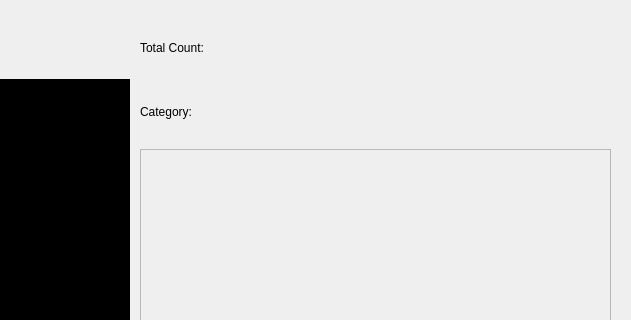
Before: the Qt Designer form gui/static/main_category.ui in wnstjr9711/yolov5-deepsort, drawn with Qt 5; both pictures show x 369 to 1000 and y 0 to 320 of the 1000 by 1000 pixel window.
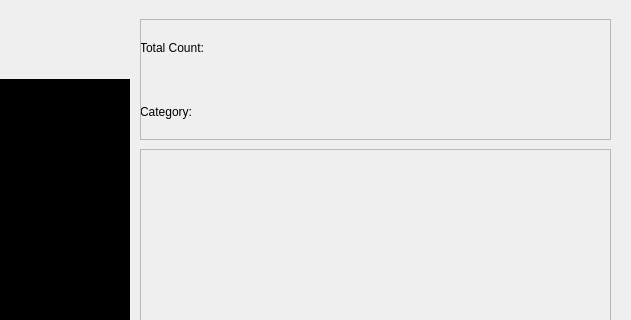
After: the same form once the commit is applied. Icons and pictures are not drawn.

Commit message: yolov5 object detection & deepsort tracking V2.6(Error removed)

The edit to the form file:
```diff
--- a/gui/static/main_category.ui
+++ b/gui/static/main_category.ui
@@ -197,6 +197,22 @@
         </item>
        </layout>
       </widget>
+      <widget class="QFrame" name="frame">
+       <property name="geometry">
+        <rect>
+         <x>500</x>
+         <y>10</y>
+         <width>471</width>
+         <height>121</height>
+        </rect>
+       </property>
+       <property name="frameShape">
+        <enum>QFrame::StyledPanel</enum>
+       </property>
+       <property name="frameShadow">
+        <enum>QFrame::Sunken</enum>
+       </property>
+      </widget>
      </widget>
     </item>
    </layout>
```
The commit also changes 2 other files.
